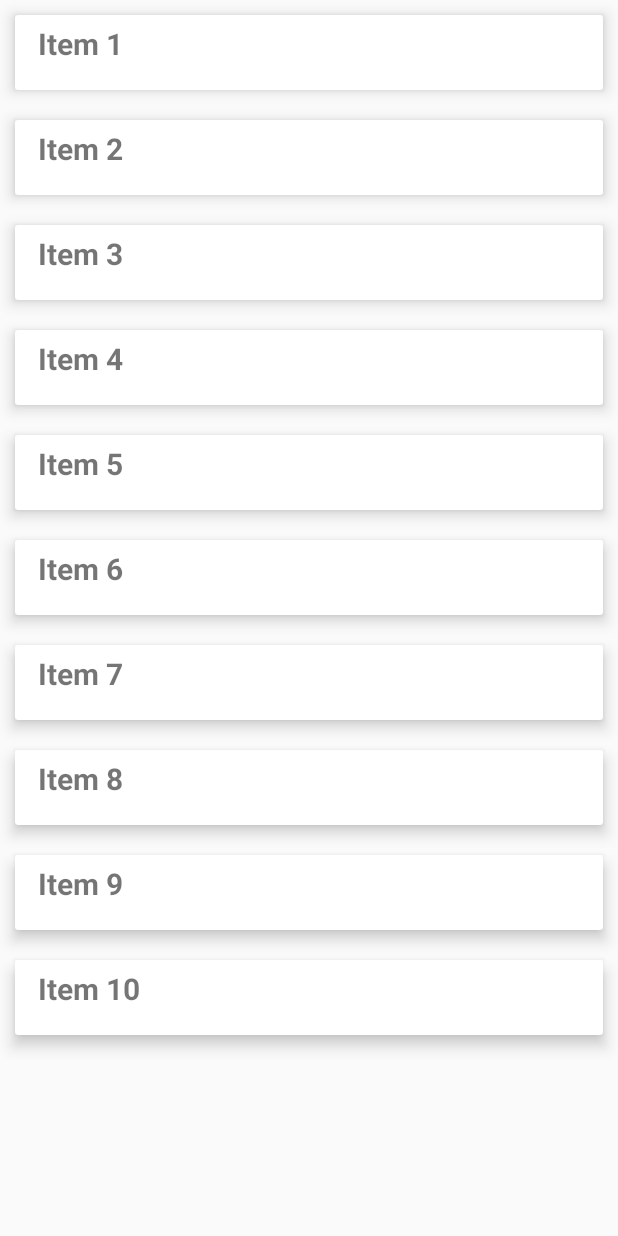
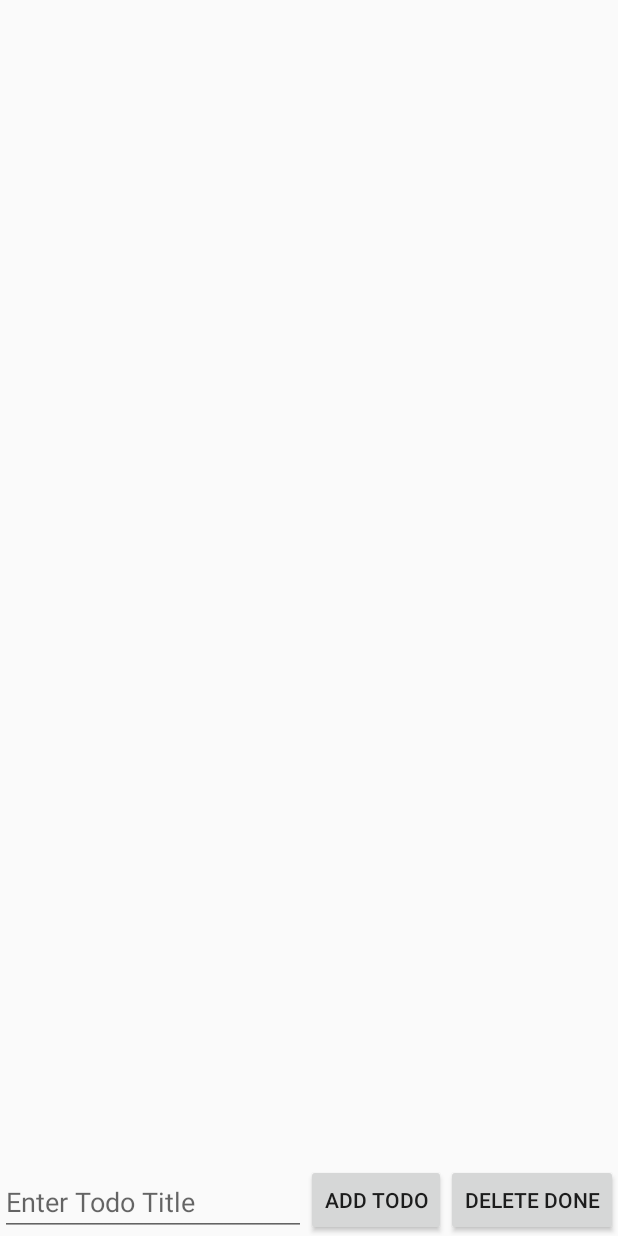
Before and after one commit to AND-Digital-Jemison/Jemison_KotlinMMP, an Android app: the screen it shows after launch (MainActivity), on a phone screen of 412 x 824 dp. Run offline under Robolectric (Android 15) with nearby library versions, the phone set to English and light mode, and no system bars; libraries missing offline, so code that uses them is left out: com.microsoft.appcenter; 1 statement that could not run was skipped.

Commit message:
add task funcionality added

```diff
--- a/KotlinMMP/androidApp/src/main/java/and/jemison/kotlinmmp/android/CustomAdapter.kt
+++ b/KotlinMMP/androidApp/src/main/java/and/jemison/kotlinmmp/android/CustomAdapter.kt
@@ -5,7 +5,7 @@ import android.view.ViewGroup
 import android.widget.TextView
 import androidx.recyclerview.widget.RecyclerView
 
-class CustomAdapter(private val mList: List<ItemsViewModel>): RecyclerView.Adapter<CustomAdapter.ViewHolder>() {
+class CustomAdapter(private val mList: List<String>): RecyclerView.Adapter<CustomAdapter.ViewHolder>() {
     override fun onCreateViewHolder(parent: ViewGroup, viewType: Int): ViewHolder {
         //inflates card view desing that holds list item
         val view = LayoutInflater.from(parent.context)
@@ -16,9 +16,9 @@ class CustomAdapter(private val mList: List<ItemsViewModel>): RecyclerView.Adapt
     //binds list items to a view
 
     override fun onBindViewHolder(holder: ViewHolder, position: Int) {
-        val ItemsViewModel = mList[position]
+        val task = mList[position]
         //sets text to text view from itemHolder
-        holder.textView.text = ItemsViewModel.text
+        holder.textView.text = task
     }
 
     //returns number of items in list
--- a/KotlinMMP/androidApp/src/main/java/and/jemison/kotlinmmp/android/MainActivity.kt
+++ b/KotlinMMP/androidApp/src/main/java/and/jemison/kotlinmmp/android/MainActivity.kt
@@ -3,6 +3,10 @@ package and.jemison.kotlinmmp.android
 import androidx.appcompat.app.AppCompatActivity
 import android.os.Bundle
 import and.jemison.kotlinmmp.Greeting
+import and.jemison.kotlinmmp.InMemoryRepository
+import and.jemison.kotlinmmp.TaskList
+import android.widget.Button
+import android.widget.EditText
 import android.widget.TextView
 import com.microsoft.appcenter.AppCenter;
 import com.microsoft.appcenter.analytics.Analytics;
@@ -19,15 +23,21 @@ class MainActivity : AppCompatActivity() {
 
         val recyclerView = findViewById<RecyclerView>(R.id.recyclerview)
         recyclerView.layoutManager = LinearLayoutManager(this)
-        val data = ArrayList<ItemsViewModel>()
 
+        val taskListData = TaskList(InMemoryRepository())
 
-        for (i in 1..10){
-            data.add(ItemsViewModel("Item " + i))
+        val btnAddTodo = findViewById<Button>(R.id.btnAddTodo)
+        val taskText = findViewById<EditText>(R.id.taskText)
+
+        btnAddTodo.setOnClickListener {
+            val todoTitle = taskText.text.toString()
+            if(todoTitle.isNotEmpty()) {
+                taskListData.addTask(todoTitle)
+                val adapter = CustomAdapter(taskListData.getAllTasks())
+                recyclerView.adapter = adapter
+                taskText.text.clear()
+            }
         }
-
-        val adapter = CustomAdapter(data)
-        recyclerView.adapter = adapter
 
         if(BuildConfig.APP_CENTER_KEY_LOCAL != "noLocalKey") {
             val appCenterKey = BuildConfig.APP_CENTER_KEY_LOCAL
--- a/KotlinMMP/androidApp/src/main/res/layout/activity_main.xml
+++ b/KotlinMMP/androidApp/src/main/res/layout/activity_main.xml
@@ -9,9 +9,36 @@
     <androidx.recyclerview.widget.RecyclerView
         android:id="@+id/recyclerview"
         android:layout_width="match_parent"
-        android:layout_height="match_parent"
+        android:layout_height="0dp"
+        app:layout_constraintEnd_toEndOf="parent"
+        app:layout_constraintStart_toStartOf="parent"
+        app:layout_constraintTop_toTopOf="parent"
         tools:itemCount="5"
         tools:listitem="@layout/card_view_design"
         />
 
+    <EditText
+        android:id="@+id/taskText"
+        android:layout_width="0dp"
+        android:layout_height="wrap_content"
+        android:hint="Enter Todo Title"
+        app:layout_constraintBottom_toBottomOf="parent"
+        app:layout_constraintEnd_toStartOf="@+id/btnAddTodo"
+        app:layout_constraintStart_toStartOf="parent" />
+
+    <Button
+        android:id="@+id/btnAddTodo"
+        android:layout_width="wrap_content"
+        android:layout_height="wrap_content"
+        android:text="Add Todo"
+        app:layout_constraintBottom_toBottomOf="parent"
+        app:layout_constraintEnd_toStartOf="@+id/btnDeleteDoneTodos" />
+
+    <Button
+        android:id="@+id/btnDeleteDoneTodos"
+        android:layout_width="wrap_content"
+        android:layout_height="wrap_content"
+        android:text="Delete done"
+        app:layout_constraintBottom_toBottomOf="parent"
+        app:layout_constraintEnd_toEndOf="parent" />
 </androidx.constraintlayout.widget.ConstraintLayout>
```
